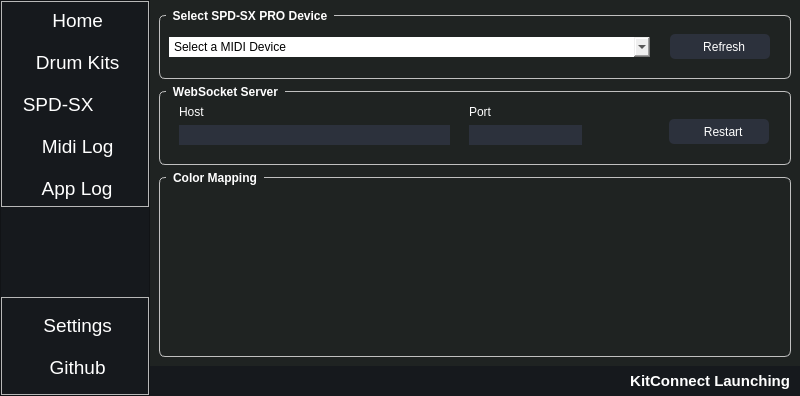
First picture: the form in resources/ui/MainWindow.ui, repository chillfactor032/kitconnect, before the edit.
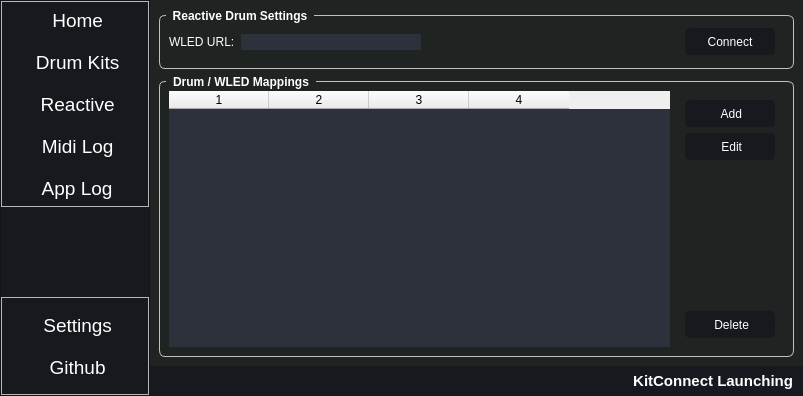
Second picture: the form after the edit. Icons and pictures are not drawn.

Patch:
```diff
--- a/resources/ui/MainWindow.ui
+++ b/resources/ui/MainWindow.ui
@@ -6,7 +6,7 @@
    <rect>
     <x>0</x>
     <y>0</y>
-    <width>800</width>
+    <width>803</width>
     <height>396</height>
    </rect>
   </property>
@@ -31,6 +31,11 @@
 	color: #fff;
 }
 
+QLabel:disabled {
+	background-color: #ced6d4;
+	color: #b0b8b6;
+}
+
 QLineEdit {
 	color: #fff;
 }
@@ -117,6 +122,27 @@
 	background-color: #1f2322;
 }
 
+#reactiveWidget {
+	background-color: #1f2322;
+}
+
+#reactiveWidget QGroupBox{
+	color: #ffffff;
+}
+
+#reactiveWidget QToolButton {
+	background-color: #16191d;
+	color: #fff;
+	text-align: left;
+	border: none;
+	padding: 5px 0px 5px 0px;
+	border-radius: 5px;
+}
+
+#reactiveWidget QToolButton:hover {
+	background-color: #2c313c;
+}
+
 #midiWidget {
 	background-color: #1f2322;
 	
@@ -310,14 +336,20 @@
            </widget>
           </item>
           <item>
-           <widget class="QToolButton" name="spdxMenuButton">
+           <widget class="QToolButton" name="reactiveButton">
+            <property name="sizePolicy">
+             <sizepolicy hsizetype="MinimumExpanding" vsizetype="Fixed">
+              <horstretch>0</horstretch>
+              <verstretch>0</verstretch>
+             </sizepolicy>
+            </property>
             <property name="font">
              <font>
               <pointsize>14</pointsize>
              </font>
             </property>
             <property name="text">
-             <string> SPD-SX</string>
+             <string> Reactive</string>
             </property>
             <property name="icon">
              <iconset resource="../../Resources.qrc">
@@ -560,7 +592,7 @@
              <number>2</number>
             </property>
             <property name="currentIndex">
-             <number>1</number>
+             <number>3</number>
             </property>
             <widget class="QWidget" name="homeWidget">
              <property name="sizePolicy">
@@ -1140,6 +1172,346 @@
               </item>
              </layout>
             </widget>
+            <widget class="QWidget" name="reactiveWidget">
+             <layout class="QVBoxLayout" name="verticalLayout_15">
+              <item>
+               <widget class="QGroupBox" name="groupBox_6">
+                <property name="sizePolicy">
+                 <sizepolicy hsizetype="MinimumExpanding" vsizetype="Fixed">
+                  <horstretch>0</horstretch>
+                  <verstretch>0</verstretch>
+                 </sizepolicy>
+                </property>
+                <property name="minimumSize">
+                 <size>
+                  <width>120</width>
+                  <height>60</height>
+                 </size>
+                </property>
+                <property name="styleSheet">
+                 <string notr="true">QGroupBox{
+	border: 1px solid white;
+	color: #ffffff;
+}
+
+QGroupBox::title {
+    subcontrol-origin: margin;
+    left: 7px;
+	top: -10ox;
+    padding: 0px 5px 0px 5px;
+}
+
+QGroupBox {
+    font: bold;
+    border: 1px solid silver;
+    border-radius: 6px;
+    margin-top: 6px;
+}</string>
+                </property>
+                <property name="title">
+                 <string>Reactive Drum Settings</string>
+                </property>
+                <layout class="QHBoxLayout" name="horizontalLayout">
+                 <property name="rightMargin">
+                  <number>18</number>
+                 </property>
+                 <item>
+                  <widget class="QLabel" name="label_11">
+                   <property name="text">
+                    <string>WLED URL:</string>
+                   </property>
+                  </widget>
+                 </item>
+                 <item>
+                  <widget class="QLineEdit" name="reactWledUrlLineEdit">
+                   <property name="sizePolicy">
+                    <sizepolicy hsizetype="Fixed" vsizetype="Fixed">
+                     <horstretch>0</horstretch>
+                     <verstretch>0</verstretch>
+                    </sizepolicy>
+                   </property>
+                   <property name="minimumSize">
+                    <size>
+                     <width>180</width>
+                     <height>0</height>
+                    </size>
+                   </property>
+                  </widget>
+                 </item>
+                 <item>
+                  <spacer name="horizontalSpacer">
+                   <property name="orientation">
+                    <enum>Qt::Horizontal</enum>
+                   </property>
+                   <property name="sizeHint" stdset="0">
+                    <size>
+                     <width>52</width>
+                     <height>20</height>
+                    </size>
+                   </property>
+                  </spacer>
+                 </item>
+                 <item>
+                  <spacer name="horizontalSpacer_2">
+                   <property name="orientation">
+                    <enum>Qt::Horizontal</enum>
+                   </property>
+                   <property name="sizeHint" stdset="0">
+                    <size>
+                     <width>51</width>
+                     <height>20</height>
+                    </size>
+                   </property>
+                  </spacer>
+                 </item>
+                 <item>
+                  <widget class="QToolButton" name="reactConnectButton">
+                   <property name="minimumSize">
+                    <size>
+                     <width>90</width>
+                     <height>0</height>
+                    </size>
+                   </property>
+                   <property name="styleSheet">
+                    <string notr="true">QToolButton {
+	border-width: 1px;
+	border-width: 1px;
+	border-width: 1px;
+ 	border-radius: 5px;
+}
+
+QToolButton:pressed
+{
+	border-style:solid;
+	border-width:1px;
+	border-color: #ffffff;
+	margin-left: 3px;
+	margin-top: 3px;
+}</string>
+                   </property>
+                   <property name="text">
+                    <string>Connect</string>
+                   </property>
+                   <property name="icon">
+                    <iconset resource="../../Resources.qrc">
+                     <normaloff>:/resources/img/icons/zap.svg</normaloff>:/resources/img/icons/zap.svg</iconset>
+                   </property>
+                   <property name="toolButtonStyle">
+                    <enum>Qt::ToolButtonTextBesideIcon</enum>
+                   </property>
+                  </widget>
+                 </item>
+                </layout>
+               </widget>
+              </item>
+              <item>
+               <widget class="QGroupBox" name="groupBox_3">
+                <property name="styleSheet">
+                 <string notr="true">QGroupBox{
+	border: 1px solid white;
+	color: #ffffff;
+}
+
+QGroupBox::title {
+    subcontrol-origin: margin;
+    left: 7px;
+	top: -10ox;
+    padding: 0px 5px 0px 5px;
+}
+
+QGroupBox {
+    font: bold;
+    border: 1px solid silver;
+    border-radius: 6px;
+    margin-top: 6px;
+}</string>
+                </property>
+                <property name="title">
+                 <string>Drum / WLED Mappings</string>
+                </property>
+                <layout class="QHBoxLayout" name="horizontalLayout_2">
+                 <item>
+                  <widget class="QTableWidget" name="reactTable">
+                   <property name="selectionMode">
+                    <enum>QAbstractItemView::SingleSelection</enum>
+                   </property>
+                   <property name="selectionBehavior">
+                    <enum>QAbstractItemView::SelectRows</enum>
+                   </property>
+                   <property name="columnCount">
+                    <number>4</number>
+                   </property>
+                   <column/>
+                   <column/>
+                   <column/>
+                   <column/>
+                  </widget>
+                 </item>
+                 <item>
+                  <widget class="QWidget" name="widget" native="true">
+                   <property name="sizePolicy">
+                    <sizepolicy hsizetype="Fixed" vsizetype="Preferred">
+                     <horstretch>0</horstretch>
+                     <verstretch>0</verstretch>
+                    </sizepolicy>
+                   </property>
+                   <property name="minimumSize">
+                    <size>
+                     <width>100</width>
+                     <height>0</height>
+                    </size>
+                   </property>
+                   <layout class="QVBoxLayout" name="verticalLayout_16">
+                    <item>
+                     <widget class="QToolButton" name="reactAddButton">
+                      <property name="minimumSize">
+                       <size>
+                        <width>90</width>
+                        <height>0</height>
+                       </size>
+                      </property>
+                      <property name="styleSheet">
+                       <string notr="true">QToolButton {
+	border-width: 1px;
+	border-width: 1px;
+	border-width: 1px;
+ 	border-radius: 5px;
+}
+
+QToolButton:pressed
+{
+	border-style:solid;
+	border-width:1px;
+	border-color: #ffffff;
+	margin-left: 3px;
+	margin-top: 3px;
+}</string>
+                      </property>
+                      <property name="text">
+                       <string> Add</string>
+                      </property>
+                      <property name="icon">
+                       <iconset resource="../../Resources.qrc">
+                        <normaloff>:/resources/img/icons/plus-square.svg</normaloff>:/resources/img/icons/plus-square.svg</iconset>
+                      </property>
+                      <property name="iconSize">
+                       <size>
+                        <width>24</width>
+                        <height>24</height>
+                       </size>
+                      </property>
+                      <property name="toolButtonStyle">
+                       <enum>Qt::ToolButtonTextBesideIcon</enum>
+                      </property>
+                     </widget>
+                    </item>
+                    <item>
+                     <widget class="QToolButton" name="reactEditButton">
+                      <property name="minimumSize">
+                       <size>
+                        <width>90</width>
+                        <height>0</height>
+                       </size>
+                      </property>
+                      <property name="styleSheet">
+                       <string notr="true">QToolButton {
+	border-width: 1px;
+	border-width: 1px;
+	border-width: 1px;
+ 	border-radius: 5px;
+}
+
+QToolButton:pressed
+{
+	border-style:solid;
+	border-width:1px;
+	border-color: #ffffff;
+	margin-left: 3px;
+	margin-top: 3px;
+}</string>
+                      </property>
+                      <property name="text">
+                       <string> Edit</string>
+                      </property>
+                      <property name="icon">
+                       <iconset resource="../../Resources.qrc">
+                        <normaloff>:/resources/img/icons/edit.svg</normaloff>:/resources/img/icons/edit.svg</iconset>
+                      </property>
+                      <property name="iconSize">
+                       <size>
+                        <width>24</width>
+                        <height>24</height>
+                       </size>
+                      </property>
+                      <property name="toolButtonStyle">
+                       <enum>Qt::ToolButtonTextBesideIcon</enum>
+                      </property>
+                     </widget>
+                    </item>
+                    <item>
+                     <spacer name="verticalSpacer_2">
+                      <property name="orientation">
+                       <enum>Qt::Vertical</enum>
+                      </property>
+                      <property name="sizeHint" stdset="0">
+                       <size>
+                        <width>20</width>
+                        <height>106</height>
+                       </size>
+                      </property>
+                     </spacer>
+                    </item>
+                    <item>
+                     <widget class="QToolButton" name="reactDeleteButton">
+                      <property name="minimumSize">
+                       <size>
+                        <width>90</width>
+                        <height>0</height>
+                       </size>
+                      </property>
+                      <property name="styleSheet">
+                       <string notr="true">QToolButton {
+	border-width: 1px;
+	border-width: 1px;
+	border-width: 1px;
+ 	border-radius: 5px;
+}
+
+QToolButton:pressed
+{
+	border-style:solid;
+	border-width:1px;
+	border-color: #ffffff;
+	margin-left: 3px;
+	margin-top: 3px;
+}</string>
+                      </property>
+                      <property name="text">
+                       <string> Delete</string>
+                      </property>
+                      <property name="icon">
+                       <iconset resource="../../Resources.qrc">
+                        <normaloff>:/resources/img/icons/x-square.svg</normaloff>:/resources/img/icons/x-square.svg</iconset>
+                      </property>
+                      <property name="iconSize">
+                       <size>
+                        <width>24</width>
+                        <height>24</height>
+                       </size>
+                      </property>
+                      <property name="toolButtonStyle">
+                       <enum>Qt::ToolButtonTextBesideIcon</enum>
+                      </property>
+                     </widget>
+                    </item>
+                   </layout>
+                  </widget>
+                 </item>
+                </layout>
+               </widget>
+              </item>
+             </layout>
+            </widget>
             <widget class="QWidget" name="midiWidget">
              <layout class="QHBoxLayout" name="horizontalLayout_3">
               <item>
```
Left out of the diff: 2 changed lines with no effect on the pictures.
